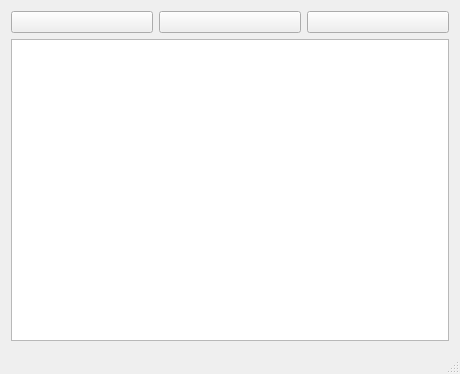
Before: the Qt Designer form src/pif_ide/editorwindow.ui in mauromascarenhas/PIF-IDE, drawn with Qt 5.
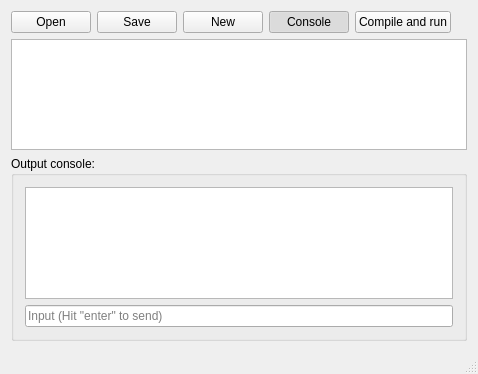
After: the same form once the commit is applied.

Commit message:
Added syntax highlighting and console widgets
Added:

- Syntax highlighting feature (BETA) - still needs some adjusts.
- Console widgets (pepare to handle io operations during the execution of the program).
- Added shortcut handlers (for opening, saving and creating new files).

```diff
--- a/src/pif_ide/editorwindow.ui
+++ b/src/pif_ide/editorwindow.ui
@@ -6,7 +6,7 @@
    <rect>
     <x>0</x>
     <y>0</y>
-    <width>460</width>
+    <width>478</width>
     <height>374</height>
    </rect>
   </property>
@@ -15,33 +15,98 @@
   </property>
   <widget class="QWidget" name="centralWidget">
    <layout class="QGridLayout" name="gridLayout">
+    <item row="1" column="0">
+     <widget class="QTextEdit" name="sourceEditor">
+      <property name="tabStopDistance">
+       <double>40.000000000000000</double>
+      </property>
+      <property name="acceptRichText">
+       <bool>false</bool>
+      </property>
+     </widget>
+    </item>
     <item row="0" column="0">
      <layout class="QHBoxLayout" name="horizontalLayout_2">
       <item>
        <widget class="QPushButton" name="pushButton">
         <property name="text">
-         <string/>
+         <string>Open</string>
         </property>
        </widget>
       </item>
       <item>
        <widget class="QPushButton" name="pushButton_2">
         <property name="text">
-         <string/>
+         <string>Save</string>
         </property>
        </widget>
       </item>
       <item>
        <widget class="QPushButton" name="pushButton_3">
         <property name="text">
-         <string/>
+         <string>New</string>
         </property>
        </widget>
       </item>
+      <item>
+       <widget class="QPushButton" name="btConsoleView">
+        <property name="text">
+         <string>Console</string>
+        </property>
+        <property name="checkable">
+         <bool>true</bool>
+        </property>
+        <property name="checked">
+         <bool>true</bool>
+        </property>
+       </widget>
+      </item>
+      <item>
+       <widget class="QPushButton" name="btCompileNRun">
+        <property name="text">
+         <string>Compile and run</string>
+        </property>
+       </widget>
+      </item>
+      <item>
+       <spacer name="horizontalSpacer">
+        <property name="orientation">
+         <enum>Qt::Horizontal</enum>
+        </property>
+        <property name="sizeHint" stdset="0">
+         <size>
+          <width>40</width>
+          <height>20</height>
+         </size>
+        </property>
+       </spacer>
+      </item>
      </layout>
     </item>
-    <item row="1" column="0">
-     <widget class="QTextEdit" name="textEdit"/>
+    <item row="2" column="0">
+     <widget class="QGroupBox" name="consoleWidget">
+      <property name="maximumSize">
+       <size>
+        <width>16777215</width>
+        <height>300</height>
+       </size>
+      </property>
+      <property name="title">
+       <string>Output console:</string>
+      </property>
+      <layout class="QVBoxLayout" name="verticalLayout">
+       <item>
+        <widget class="QTextBrowser" name="cOut"/>
+       </item>
+       <item>
+        <widget class="QLineEdit" name="cIn">
+         <property name="placeholderText">
+          <string>Input (Hit &quot;enter&quot; to send)</string>
+         </property>
+        </widget>
+       </item>
+      </layout>
+     </widget>
     </item>
    </layout>
   </widget>
```
Left out of the diff: 6 changed lines with no effect on the pictures. The commit also changes 5 other files.
